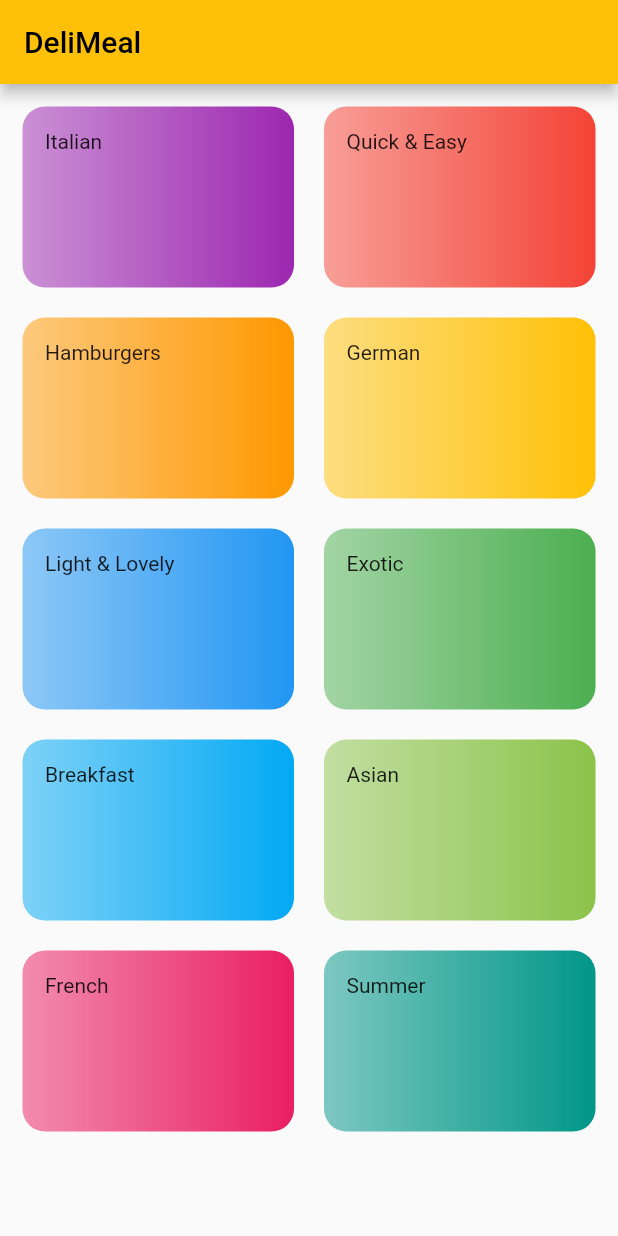
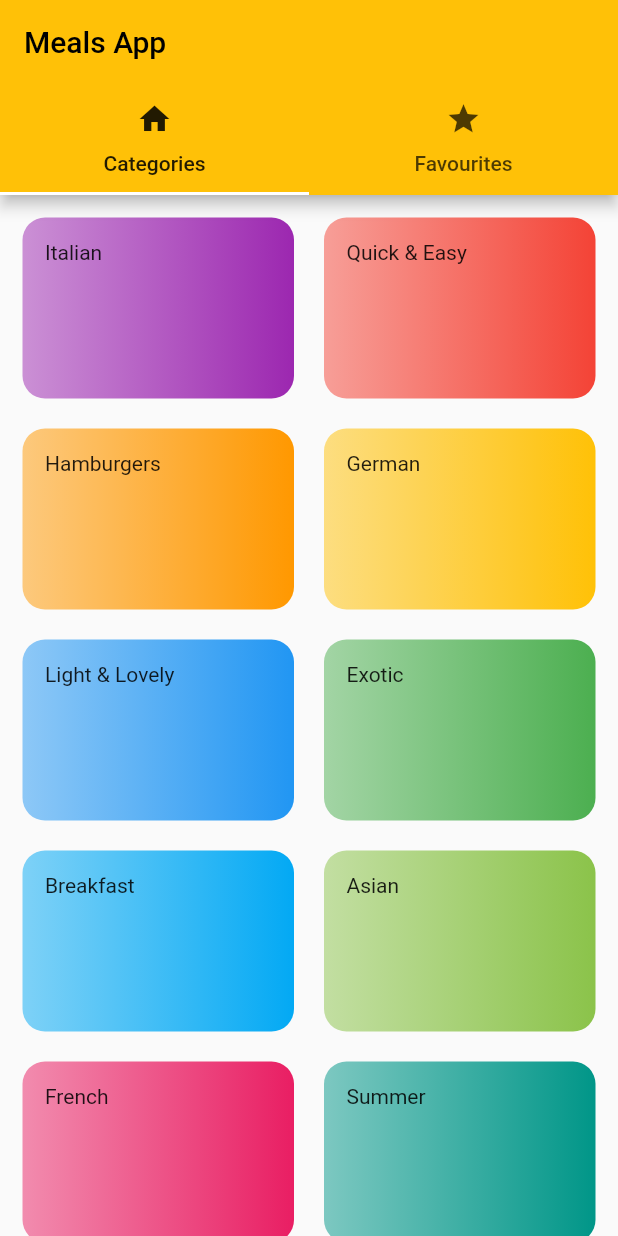
Before and after one commit to jaseelausman/Meals-App, a Flutter app: the screen it shows after launch, on a phone screen of 412 x 824 dp. Run offline on Flutter 3.47's test engine with Material 2 defaults, Android fonts, the phone set to English and light mode, and no system bars.

Commit message:
Added TabBar to AppBar

```diff
--- a/lib/Screens/categories_screen.dart
+++ b/lib/Screens/categories_screen.dart
@@ -10,9 +10,7 @@ class CategoriesScreen extends StatelessWidget {
   @override
   Widget build(BuildContext context) {
 
-    return Scaffold(
-      appBar: AppBar(title: Text("DeliMeal")),
-      body:GridView(
+    return GridView(
       padding:EdgeInsets.all(15),
 
 
@@ -28,7 +26,7 @@ class CategoriesScreen extends StatelessWidget {
       DUMMY_CATEGORIES.map((category)=>
       CategoryItem(category.id,category.title,category.color)
       ).toList(),
-    )
+
     );
 
   }
--- a/lib/Screens/categorymeals.dart
+++ b/lib/Screens/categorymeals.dart
@@ -25,6 +25,8 @@ Categorymeals( this.name,  this.id);
         duration: categorymeals[index].duration,
         affordability: categorymeals[index].affordability,
         complexity: categorymeals[index].complexity,
+        id:categorymeals[index].id,
+
         );
       },itemCount: categorymeals.length,
 
--- /dev/null
+++ b/lib/Screens/tabs_screen.dart
@@ -0,0 +1,39 @@
+// ignore_for_file: prefer_const_constructors
+
+import 'package:flutter/material.dart';
+import 'package:flutter/src/widgets/framework.dart';
+import 'package:flutter/src/widgets/placeholder.dart';
+import 'package:meals_app/Screens/categories_screen.dart';
+import '../Screens/favourites_screen.dart';
+
+class TabsScreen extends StatefulWidget {
+  const TabsScreen({super.key});
+
+  @override
+  State<TabsScreen> createState() => _TabsScreenState();
+}
+
+class _TabsScreenState extends State<TabsScreen> {
+  @override
+  Widget build(BuildContext context) {
+    return DefaultTabController
+    (length: 2, child:
+    Scaffold(
+    appBar:AppBar(title: Text("Meals App"),
+    bottom: TabBar(tabs:[
+    Tab(
+      icon: Icon(
+        Icons.home)
+        ,text: "Categories",),
+    Tab(icon:Icon(Icons.star),text:"Favourites"),
+    ],
+    )
+    ),
+    body: TabBarView(children: [
+      CategoriesScreen(),
+      Favorites(),
+    ]),
+    ));
+
+  }
+}
--- a/lib/main.dart
+++ b/lib/main.dart
@@ -1,5 +1,6 @@
 import 'package:flutter/material.dart';
 import 'Screens/categories_screen.dart';
+import './Screens/tabs_screen.dart';
 
 void main() {
   runApp(MaterialApp(
@@ -8,7 +9,7 @@ void main() {
     primarySwatch: Colors.amber,
 
     ),
-    home: CategoriesScreen(),
+    home: TabsScreen(),
   )
     );
 
--- a/lib/widgets/categoryitem.dart
+++ b/lib/widgets/categoryitem.dart
@@ -16,7 +16,9 @@ void Selectcategory(BuildContext ctx)
 {
  Navigator.of(ctx).push(MaterialPageRoute(builder: (_){
   return Categorymeals(categoryTitle, categoryId);
- },),);
+ },
+ )
+ );
 }
 
 
```
Also changed, not shown: lib/Screens/favourites_screen.dart (added, +12 -0 lines), lib/Screens/meal_detail.dart (+40 -0 lines), lib/widgets/mealitem.dart (+14 -4 lines).
